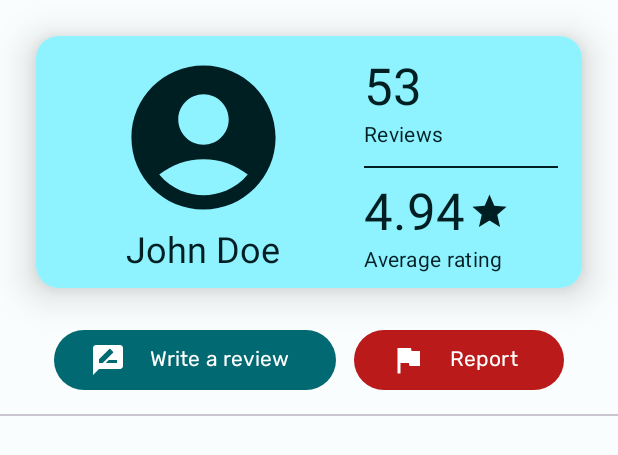
After one commit to tinylunark/lunark-android, an Android app: the layout fragment_host_page.xml on its own in the app's theme, with its tools: preview values and no code run, on a phone screen of 412 x 824 dp. The commit adds this screen. Shown: the top 455 px of the screen. Run offline under Robolectric (Android 15) with nearby library versions, the phone set to English and light mode, and no system bars.

Commit message:
feat: Host page design

```diff
--- a/app/build.gradle.kts
+++ b/app/build.gradle.kts
@@ -124,4 +124,5 @@ dependencies {
     implementation("com.github.NaikSoftware:StompProtocolAndroid:1.6.6")
     implementation("org.greenrobot:eventbus:3.3.1")
     implementation("androidx.preference:preference-ktx:1.2.1")
+    implementation("androidx.cardview:cardview:1.0.0")
 }
--- /dev/null
+++ b/app/src/main/res/drawable/ic_account_on_primary_container.xml
@@ -0,0 +1,5 @@
+<vector android:height="24dp" android:tint="?attr/colorOnPrimaryContainer"
+    android:viewportHeight="24" android:viewportWidth="24"
+    android:width="24dp" xmlns:android="http://schemas.android.com/apk/res/android">
+    <path android:fillColor="@android:color/white" android:pathData="M12,2C6.48,2 2,6.48 2,12s4.48,10 10,10s10,-4.48 10,-10S17.52,2 12,2zM12,6c1.93,0 3.5,1.57 3.5,3.5S13.93,13 12,13s-3.5,-1.57 -3.5,-3.5S10.07,6 12,6zM12,20c-2.03,0 -4.43,-0.82 -6.14,-2.88C7.55,15.8 9.68,15 12,15s4.45,0.8 6.14,2.12C16.43,19.18 14.03,20 12,20z"/>
+</vector>
--- /dev/null
+++ b/app/src/main/res/drawable/ic_report.xml
@@ -0,0 +1,5 @@
+<vector android:height="24dp" android:tint="?attr/colorOnError"
+    android:viewportHeight="24" android:viewportWidth="24"
+    android:width="24dp" xmlns:android="http://schemas.android.com/apk/res/android">
+    <path android:fillColor="@android:color/white" android:pathData="M14.4,6L14,4H5v17h2v-7h5.6l0.4,2h7V6z"/>
+</vector>
--- /dev/null
+++ b/app/src/main/res/drawable/ic_star_on_primary_container.xml
@@ -0,0 +1,5 @@
+<vector android:height="24dp" android:tint="?attr/colorOnPrimaryContainer"
+    android:viewportHeight="24" android:viewportWidth="24"
+    android:width="24dp" xmlns:android="http://schemas.android.com/apk/res/android">
+    <path android:fillColor="@android:color/white" android:pathData="M12,17.27L18.18,21l-1.64,-7.03L22,9.24l-7.19,-0.61L12,2 9.19,8.63 2,9.24l5.46,4.73L5.82,21z"/>
+</vector>
--- /dev/null
+++ b/app/src/main/res/drawable/ic_write_review.xml
@@ -0,0 +1,5 @@
+<vector android:height="24dp" android:tint="?attr/colorOnPrimary"
+    android:viewportHeight="24" android:viewportWidth="24"
+    android:width="24dp" xmlns:android="http://schemas.android.com/apk/res/android">
+    <path android:fillColor="@android:color/white" android:pathData="M20,2L4,2c-1.1,0 -1.99,0.9 -1.99,2L2,22l4,-4h14c1.1,0 2,-0.9 2,-2L22,4c0,-1.1 -0.9,-2 -2,-2zM6,14v-2.47l6.88,-6.88c0.2,-0.2 0.51,-0.2 0.71,0l1.77,1.77c0.2,0.2 0.2,0.51 0,0.71L8.47,14L6,14zM18,14h-7.5l2,-2L18,12v2z"/>
+</vector>
--- /dev/null
+++ b/app/src/main/res/layout/fragment_host_page.xml
@@ -0,0 +1,151 @@
+<?xml version="1.0" encoding="utf-8"?>
+<ScrollView xmlns:android="http://schemas.android.com/apk/res/android"
+    android:layout_width="match_parent"
+    android:layout_height="match_parent"
+    xmlns:app="http://schemas.android.com/apk/res-auto">
+    <LinearLayout
+        android:orientation="vertical"
+        android:layout_width="match_parent"
+        android:layout_height="wrap_content">
+        <androidx.cardview.widget.CardView
+            app:cardElevation="15dp"
+            app:cardCornerRadius="15dp"
+            android:layout_margin="24dp"
+            android:layout_width="match_parent"
+            android:layout_height="wrap_content">
+            <LinearLayout
+                android:background="?attr/colorPrimaryContainer"
+                android:padding="10dp"
+                android:layout_width="match_parent"
+                android:layout_height="wrap_content">
+                <androidx.constraintlayout.widget.ConstraintLayout
+                    android:orientation="vertical"
+                    android:layout_width="0dp"
+                    android:layout_weight="1.5"
+                    android:layout_height="match_parent">
+
+                    <com.google.android.material.imageview.ShapeableImageView
+                        android:id="@+id/profile_picture_imageview"
+                        app:shapeAppearanceOverlay="@style/roundedImageViewRounded"
+                        android:src="@drawable/ic_account_on_primary_container"
+                        android:layout_width="0dp"
+                        android:layout_height="0dp"
+                        app:layout_constraintDimensionRatio="1:1"
+                        app:layout_constraintTop_toTopOf="parent"
+                        app:layout_constraintBottom_toTopOf="@id/name_textview"
+                        app:layout_constraintStart_toStartOf="parent"
+                        app:layout_constraintEnd_toEndOf="parent"
+
+                        />
+                    <TextView
+                        android:id="@+id/name_textview"
+                        android:text="John Doe"
+                        android:textColor="?attr/colorOnPrimaryContainer"
+                        style="@style/TextAppearance.Material3.HeadlineSmall"
+                        android:layout_width="wrap_content"
+                        android:layout_height="wrap_content"
+                        app:layout_constraintTop_toBottomOf="@id/profile_picture_imageview"
+                        app:layout_constraintStart_toStartOf="parent"
+                        app:layout_constraintEnd_toEndOf="parent"
+                        app:layout_constraintBottom_toBottomOf="parent"
+                        android:gravity="center"/>
+                </androidx.constraintlayout.widget.ConstraintLayout>
+                <LinearLayout
+                    android:orientation="vertical"
+                    android:layout_width="0dp"
+                    android:layout_marginLeft="6dp"
+                    android:layout_weight="1"
+                    android:paddingRight="6dp"
+                    android:layout_height="wrap_content">
+
+                    <TextView
+                        android:id="@+id/review_count_textview"
+                        android:layout_width="wrap_content"
+                        android:text="53"
+                        android:textColor="?attr/colorOnPrimaryContainer"
+                        style="@style/TextAppearance.MaterialComponents.Headline4"
+                        android:layout_height="wrap_content"/>
+                    <TextView
+                        android:layout_width="wrap_content"
+                        android:layout_weight="1"
+                        android:text="Reviews"
+                        android:textColor="?attr/colorOnPrimaryContainer"
+                        style="@style/TextAppearance.Material3.BodyMedium"
+                        android:layout_marginBottom="12dp"
+                        android:layout_height="wrap_content"/>
+
+                    <com.google.android.material.divider.MaterialDivider
+                        app:dividerColor="?attr/colorOnPrimaryContainer"
+                        android:layout_width="match_parent"
+                        android:layout_height="wrap_content"/>
+                    <LinearLayout
+                        android:layout_marginTop="5dp"
+                        android:layout_width="wrap_content"
+                        android:layout_height="wrap_content">
+
+                        <TextView
+                            android:id="@+id/average_rating_textview"
+                            style="@style/TextAppearance.MaterialComponents.Headline4"
+                            android:textColor="?attr/colorOnPrimaryContainer"
+                            android:layout_width="wrap_content"
+                            android:layout_height="wrap_content"
+                            android:text="4.94"
+                            android:textSize="34sp" />
+                        <ImageView
+                            android:layout_marginTop="1dp"
+                            android:layout_marginLeft="2dp"
+                            android:layout_width="27dp"
+                            android:layout_height="27dp"
+                            android:layout_gravity="center_vertical"
+                            android:src="@drawable/ic_star_on_primary_container">
+                        </ImageView>
+                    </LinearLayout>
+                    <TextView
+                        android:textColor="?attr/colorOnPrimaryContainer"
+                        android:layout_width="wrap_content"
+                        android:layout_weight="1"
+                        android:text="@string/average_rating"
+                        style="@style/TextAppearance.Material3.BodyMedium"
+                        android:layout_height="wrap_content"/>
+                </LinearLayout>
+            </LinearLayout>
+        </androidx.cardview.widget.CardView>
+
+        <LinearLayout
+            android:layout_marginLeft="24dp"
+            android:layout_marginRight="24dp"
+            android:paddingLeft="12dp"
+            android:paddingRight="12dp"
+            android:layout_width="match_parent"
+            android:layout_height="wrap_content">
+            <Button
+                style="Button"
+                android:layout_width="0dp"
+                android:layout_weight="1.35"
+                android:layout_height="wrap_content"
+                android:layout_marginRight="12dp"
+                android:drawableLeft="@drawable/ic_write_review"
+                android:text="@string/write_a_review"/>
+            <Button
+                android:layout_width="0dp"
+                android:layout_weight="1"
+                android:layout_height="wrap_content"
+                style="@style/ButtonDanger"
+                android:drawableLeft="@drawable/ic_report"
+                android:text="Report"/>
+        </LinearLayout>
+        <com.google.android.material.divider.MaterialDivider
+            android:layout_marginTop="12dp"
+            android:layout_marginBottom="12dp"
+            android:layout_width="match_parent"
+            android:layout_height="wrap_content"/>
+
+        <androidx.recyclerview.widget.RecyclerView
+            android:id="@+id/reviews_recyclerview"
+            android:layout_marginLeft="24dp"
+            android:layout_marginRight="24dp"
+            android:layout_width="match_parent"
+            android:layout_height="wrap_content"/>
+    </LinearLayout>
+
+</ScrollView>
--- a/app/src/main/res/values/strings.xml
+++ b/app/src/main/res/values/strings.xml
@@ -101,4 +101,5 @@
     <string name="review_submitted_successfully">Review submitted successfully</string>
     <string name="one_of_the_fields_was_not_filled_properly">One of the fields was not filled properly.</string>
     <string name="hosted_by">Hosted by</string>
+    <string name="average_rating">Average rating</string>
 </resources>
```
